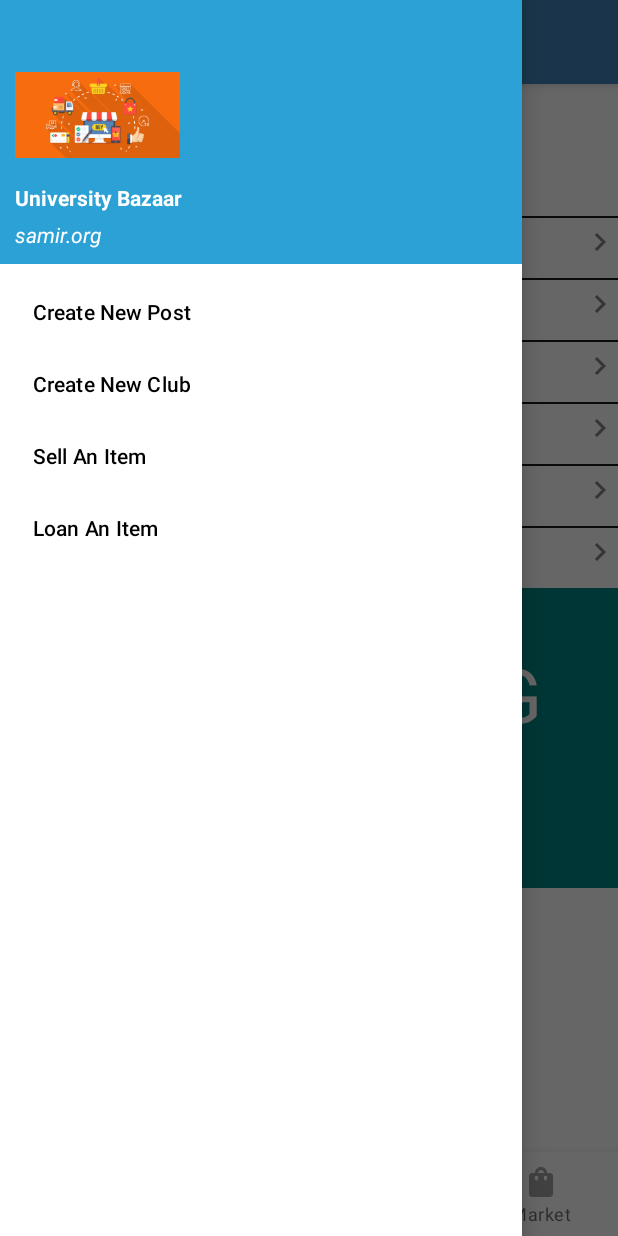
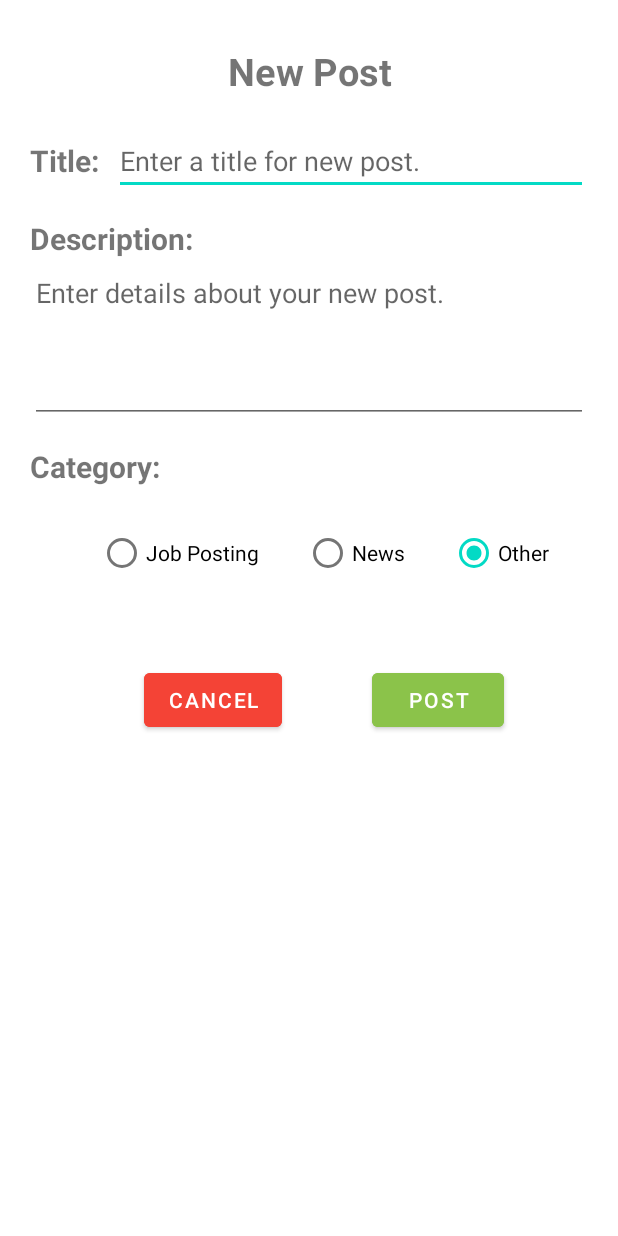
Before and after one commit to xmantra23/UniversityBazaar, an Android app: the HomeActivity screen opened directly, with no data from a screen before it, after a tap on "Create New Post", on a phone screen of 412 x 824 dp. Run offline under Robolectric (Android 15) with nearby library versions, the phone set to English and light mode, and no system bars; Roboto replaces fonts that are not available here; 2 other taps on this screen came first.

Commit message:
completed create new post. need to add to database

```diff
--- a/app/src/main/AndroidManifest.xml
+++ b/app/src/main/AndroidManifest.xml
@@ -11,7 +11,8 @@
         android:roundIcon="@mipmap/ic_launcher_round"
         android:supportsRtl="true"
         android:theme="@style/Theme.UniversityBazaar">
-        <activity android:name=".HomeActivity"></activity>
+        <activity android:name=".CreatePostActivity"></activity>
+        <activity android:name=".HomeActivity" />
         <activity android:name=".Authentication.LoginActivity" />
         <activity android:name=".Profile.AvatarActivity" />
         <activity android:name=".Profile.AvatarChangeActivity" />
--- /dev/null
+++ b/app/src/main/java/org/samir/universitybazaar/CreatePostActivity.java
@@ -0,0 +1,95 @@
+package org.samir.universitybazaar;
+
+import androidx.appcompat.app.AppCompatActivity;
+
+import android.content.Intent;
+import android.os.Bundle;
+import android.os.SystemClock;
+import android.util.Log;
+import android.widget.Button;
+import android.widget.EditText;
+import android.widget.RadioButton;
+import android.widget.RadioGroup;
+
+import org.samir.universitybazaar.Database.ProfileDAO;
+import org.samir.universitybazaar.Database.UserSession;
+import org.samir.universitybazaar.Models.Post;
+import org.samir.universitybazaar.Models.Profile;
+import org.samir.universitybazaar.Models.User;
+
+import java.text.DateFormat;
+import java.text.SimpleDateFormat;
+import java.util.Calendar;
+import java.util.Date;
+
+public class CreatePostActivity extends AppCompatActivity {
+
+    private EditText edtTxtTitle,edtTxtDescription;
+    private RadioGroup categoryRadioGroup;
+    private RadioButton category;
+    private Button btnCancel,btnPost;
+    private UserSession userSession;
+    private ProfileDAO profileDAO;
+    @Override
+    protected void onCreate(Bundle savedInstanceState) {
+        super.onCreate(savedInstanceState);
+        setContentView(R.layout.activity_create_post);
+        userSession = new UserSession(this);
+        profileDAO = new ProfileDAO(this);
+        initViews();
+        handleListeners();
+    }
+
+    private void handleListeners() {
+        categoryRadioGroup.setOnCheckedChangeListener(new RadioGroup.OnCheckedChangeListener() {
+            @Override
+            public void onCheckedChanged(RadioGroup group, int checkedId) {
+                category = group.findViewById(checkedId);
+            }
+        });
+
+        btnCancel.setOnClickListener(v->{
+            Intent intent = new Intent(this,HomeActivity.class);
+            startActivity(intent);
+        });
+
+        btnPost.setOnClickListener(v->{
+            User user = userSession.isUserLoggedIn();
+            if(user != null){
+                Post post = new Post();
+                post.setTitle(edtTxtTitle.getText().toString());
+                post.setDescription(edtTxtDescription.getText().toString());
+                post.setCategory(category.getText().toString());
+
+                Profile profile = profileDAO.getProfile(user.getMemberId());
+                String creatorName = profile.getFullName();
+                if(creatorName.equals("") || creatorName == null){
+                    creatorName = "User " + user.getMemberId().substring(6);
+                }
+                post.setCreatorName(creatorName);
+                post.setCreatorId(user.getMemberId());
+                Date date = new Date();
+                DateFormat df = new SimpleDateFormat("MM/dd/yyyy");
+                String createdDate = df.format(date);
+                post.setCreatedDate(createdDate);
+                Log.d("post", "post details " + post.toString());
+            }
+
+        });
+    }
+
+    private void initViews() {
+        edtTxtTitle = findViewById(R.id.edtTxtTitle);
+        edtTxtDescription = findViewById(R.id.edtTxtDescription);
+        categoryRadioGroup = findViewById(R.id.categoryRadioGroup);
+        btnCancel = findViewById(R.id.btnCancel);
+        btnPost = findViewById(R.id.btnPost);
+        category = findViewById(categoryRadioGroup.getCheckedRadioButtonId());
+    }
+
+    @Override
+    public void onBackPressed() {
+        Intent intent = new Intent(CreatePostActivity.this,HomeActivity.class);
+        startActivity(intent);
+    }
+}
--- a/app/src/main/java/org/samir/universitybazaar/HomeActivity.java
+++ b/app/src/main/java/org/samir/universitybazaar/HomeActivity.java
@@ -101,7 +101,8 @@ public class HomeActivity extends AppCompatActivity {
             public boolean onNavigationItemSelected(@NonNull MenuItem item) {
                 switch(item.getItemId()){
                     case R.id.newPost:
-                        // TODO: 2/18/2021 Redirect to new post activity
+                        Intent intent = new Intent(HomeActivity.this,CreatePostActivity.class);
+                        startActivity(intent);
                         break;
                     case R.id.newClub:
                         // TODO: 2/18/2021 Redirect to new club activity
--- /dev/null
+++ b/app/src/main/res/layout/activity_create_post.xml
@@ -0,0 +1,171 @@
+<?xml version="1.0" encoding="utf-8"?>
+<RelativeLayout xmlns:android="http://schemas.android.com/apk/res/android"
+    xmlns:tools="http://schemas.android.com/tools"
+    android:layout_width="match_parent"
+    android:layout_height="match_parent"
+    tools:context=".CreatePostActivity">
+
+    <TextView
+        android:id="@+id/txtNewPost"
+        android:layout_width="match_parent"
+        android:layout_height="wrap_content"
+        android:layout_marginTop="30dp"
+        android:textAlignment="center"
+        android:text="New Post"
+        android:textSize="25sp"
+        android:textStyle="bold"/>
+
+    <RelativeLayout
+        android:layout_width="match_parent"
+        android:layout_height="wrap_content"
+        android:id="@+id/titleRelLayout"
+        android:layout_below="@+id/txtNewPost"
+        android:layout_marginStart="20dp"
+        android:layout_marginTop="20dp">
+
+        <TextView
+            android:id="@+id/txtTitle"
+            android:layout_width="wrap_content"
+            android:layout_height="wrap_content"
+            android:text="Title:"
+            android:textStyle="bold"
+            android:layout_centerVertical="true"
+            android:textSize="20sp"/>
+
+        <EditText
+            android:id="@+id/edtTxtTitle"
+            android:layout_toEndOf="@+id/txtTitle"
+            android:layout_marginStart="10dp"
+            android:layout_width="match_parent"
+            android:layout_height="wrap_content"
+            android:ems="5"
+            android:hint="Enter a title for new post."
+            android:inputType="textPersonName"
+            android:layout_marginEnd="20dp"
+            />
+    </RelativeLayout>
+
+    <RelativeLayout
+        android:layout_width="match_parent"
+        android:layout_height="wrap_content"
+        android:id="@+id/descRelLayout"
+        android:layout_below="@+id/titleRelLayout"
+        android:layout_marginStart="20dp"
+        android:layout_marginTop="15dp">
+
+        <TextView
+            android:id="@+id/txtDescription"
+            android:layout_width="wrap_content"
+            android:layout_height="wrap_content"
+            android:text="Description:"
+            android:textSize="20sp"
+            android:textStyle="bold"
+            />
+
+        <EditText
+            android:id="@+id/edtTxtDescription"
+            android:layout_below="@+id/txtDescription"
+            android:layout_width="match_parent"
+            android:layout_height="wrap_content"
+            android:hint="Enter details about your new post."
+            android:inputType="textMultiLine"
+            android:minLines="4"
+            android:maxLines="50"
+            android:gravity="start"
+            android:layout_marginEnd="20dp"
+            />
+
+    </RelativeLayout>
+
+
+
+    <TextView
+        android:id="@+id/txtCategory"
+        android:layout_width="wrap_content"
+        android:layout_height="wrap_content"
+        android:text="Category:"
+        android:layout_below="@+id/descRelLayout"
+        android:textSize="20sp"
+        android:textStyle="bold"
+        android:layout_marginStart="20dp"
+        android:layout_marginTop="15dp"
+        />
+
+    <RelativeLayout
+        android:layout_width="match_parent"
+        android:layout_height="wrap_content"
+        android:id="@+id/radioRelLayout"
+        android:layout_below="@id/txtCategory"
+        android:layout_marginStart="20dp"
+        android:layout_marginTop="20dp">
+
+        <RadioGroup
+            android:id="@+id/categoryRadioGroup"
+            android:layout_width="match_parent"
+            android:layout_height="wrap_content"
+            android:orientation="horizontal"
+            android:gravity="center_horizontal">
+
+            <RadioButton
+                android:id="@+id/jobRadioButton"
+                android:layout_width="wrap_content"
+                android:layout_height="wrap_content"
+                android:text="Job Posting"
+                />
+
+            <RadioButton
+                android:id="@+id/newsRadioButton"
+                android:layout_width="wrap_content"
+                android:layout_height="wrap_content"
+                android:text="News"
+                android:layout_marginStart="30dp"
+                />
+
+            <RadioButton
+                android:id="@+id/otherRadioButton"
+                android:layout_width="wrap_content"
+                android:layout_height="wrap_content"
+                android:text="Other"
+                android:layout_marginStart="30dp"
+                android:checked="true"
+                />
+
+        </RadioGroup>
+
+
+
+    </RelativeLayout>
+
+    <RelativeLayout
+        android:layout_width="match_parent"
+        android:layout_height="wrap_content"
+        android:id="@+id/btnRelLayout"
+        android:layout_below="@+id/radioRelLayout"
+        android:layout_marginStart="20dp"
+        android:layout_marginTop="50dp"
+        android:gravity="center">
+
+        <Button
+            android:id="@+id/btnCancel"
+            android:layout_width="wrap_content"
+            android:layout_height="wrap_content"
+            android:text="Cancel"
+            android:backgroundTint="#F44336"
+            />
+
+        <Button
+            android:id="@+id/btnPost"
+            android:layout_width="wrap_content"
+            android:layout_height="wrap_content"
+            android:layout_toEndOf="@+id/btnCancel"
+            android:layout_marginStart="60dp"
+            android:text="Post"
+            android:backgroundTint="#8BC34A"/>
+
+
+    </RelativeLayout>
+
+
+
+
+</RelativeLayout>
```
Also changed, not shown: app/src/main/java/org/samir/universitybazaar/Models/Post.java (added, +93 -0 lines).
